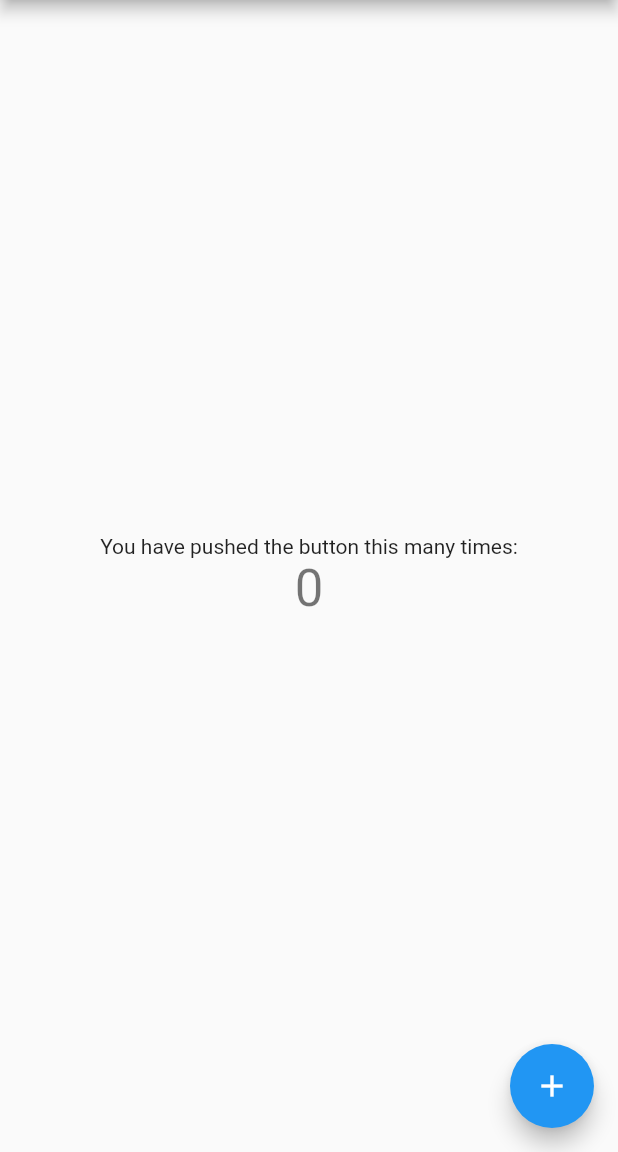
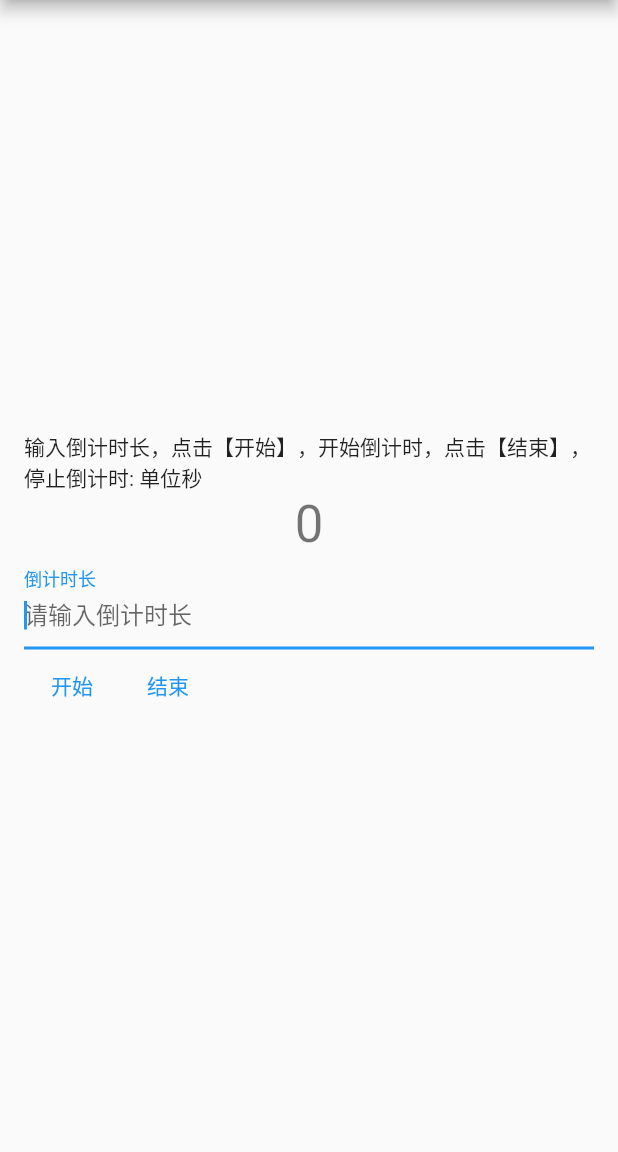
Before and after one commit to naceyeve/countdown, a Flutter app: the screen it shows after launch, on a phone screen of 412 x 824 dp, the part 84-1236 px from its top. Run offline on Flutter 3.47's test engine with Material 2 defaults, Android fonts, the phone set to English and light mode, and no system bars; our stand-ins replace fluttertoast.

Commit message:
实现简单倒计时功能

```diff
--- a/lib/main.dart
+++ b/lib/main.dart
@@ -1,4 +1,8 @@
+import 'dart:async';
+
 import 'package:flutter/material.dart';
+import 'package:flutter/services.dart';
+import 'package:fluttertoast/fluttertoast.dart';
 
 void main() {
   runApp(MyApp());
@@ -11,15 +15,6 @@ class MyApp extends StatelessWidget {
     return MaterialApp(
       title: 'Flutter Demo',
       theme: ThemeData(
-        // This is the theme of your application.
-        //
-        // Try running your application with "flutter run". You'll see the
-        // application has a blue toolbar. Then, without quitting the app, try
-        // changing the primarySwatch below to Colors.green and then invoke
-        // "hot reload" (press "r" in the console where you ran "flutter run",
-        // or simply save your changes to "hot reload" in a Flutter IDE).
-        // Notice that the counter didn't reset back to zero; the application
-        // is not restarted.
         primarySwatch: Colors.blue,
       ),
       home: MyHomePage(title: 'Flutter Demo Home Page'),
@@ -30,15 +25,6 @@ class MyApp extends StatelessWidget {
 class MyHomePage extends StatefulWidget {
   MyHomePage({Key? key, required this.title}) : super(key: key);
 
-  // This widget is the home page of your application. It is stateful, meaning
-  // that it has a State object (defined below) that contains fields that affect
-  // how it looks.
-
-  // This class is the configuration for the state. It holds the values (in this
-  // case the title) provided by the parent (in this case the App widget) and
-  // used by the build method of the State. Fields in a Widget subclass are
-  // always marked "final".
-
   final String title;
 
   @override
@@ -47,67 +33,108 @@ class MyHomePage extends StatefulWidget {
 
 class _MyHomePageState extends State<MyHomePage> {
   int _counter = 0;
+  TextEditingController _counterController = TextEditingController();
+  Timer? _timer;
 
-  void _incrementCounter() {
+  void _decreaseCounter() {
     setState(() {
-      // This call to setState tells the Flutter framework that something has
-      // changed in this State, which causes it to rerun the build method below
-      // so that the display can reflect the updated values. If we changed
-      // _counter without calling setState(), then the build method would not be
-      // called again, and so nothing would appear to happen.
-      _counter++;
+      _counter--;
+    });
+  }
+
+  //开始
+  void _start() {
+    if (_counterController.text.isEmpty) {
+      Fluttertoast.showToast(
+        msg: "请输入有效值",
+        gravity: ToastGravity.CENTER,
+      );
+    } else {
+      setState(() {
+        if (_timer != null) {
+          _timer!.cancel();
+        }
+      });
+
+      setState(() {
+        _counter = int.parse(_counterController.text);
+      });
+
+      _timer = new Timer.periodic(Duration(seconds: 1), (timer) {
+        _decreaseCounter();
+        if (_counter <= 0) {
+          setState(() {
+            timer.cancel();
+          });
+        }
+      });
+    }
+  }
+
+  //结束
+  void _stop() {
+    setState(() {
+      _timer!.cancel();
+      _counter = 0;
     });
   }
 
   @override
+  void initState() {
+    super.initState();
+  }
+
+  @override
+  void dispose() {
+    _timer!.cancel();
+    super.dispose();
+  }
+
+  @override
   Widget build(BuildContext context) {
-    // This method is rerun every time setState is called, for instance as done
-    // by the _incrementCounter method above.
-    //
-    // The Flutter framework has been optimized to make rerunning build methods
-    // fast, so that you can just rebuild anything that needs updating rather
-    // than having to individually change instances of widgets.
     return Scaffold(
       appBar: AppBar(
-        // Here we take the value from the MyHomePage object that was created by
-        // the App.build method, and use it to set our appbar title.
         title: Text(widget.title),
       ),
       body: Center(
-        // Center is a layout widget. It takes a single child and positions it
-        // in the middle of the parent.
+          child: Container(
+        padding: EdgeInsets.all(16),
         child: Column(
-          // Column is also a layout widget. It takes a list of children and
-          // arranges them vertically. By default, it sizes itself to fit its
-          // children horizontally, and tries to be as tall as its parent.
-          //
-          // Invoke "debug painting" (press "p" in the console, choose the
-          // "Toggle Debug Paint" action from the Flutter Inspector in Android
-          // Studio, or the "Toggle Debug Paint" command in Visual Studio Code)
-          // to see the wireframe for each widget.
-          //
-          // Column has various properties to control how it sizes itself and
-          // how it positions its children. Here we use mainAxisAlignment to
-          // center the children vertically; the main axis here is the vertical
-          // axis because Columns are vertical (the cross axis would be
-          // horizontal).
           mainAxisAlignment: MainAxisAlignment.center,
           children: <Widget>[
             Text(
-              'You have pushed the button this many times:',
+              '输入倒计时长，点击【开始】，开始倒计时，点击【结束】，停止倒计时: 单位秒',
             ),
             Text(
               '$_counter',
               style: Theme.of(context).textTheme.headline4,
             ),
+            TextField(
+                autofocus: true,
+                controller: _counterController,
+                decoration: InputDecoration(
+                  labelText: "倒计时长",
+                  hintText: "请输入倒计时长",
+                ),
+                keyboardType: TextInputType.number,
+                inputFormatters: [
+                  FilteringTextInputFormatter.allow(RegExp('^[0-9]*\$'))
+                ]),
+            Row(
+              children: [
+                TextButton(
+                  child: Text("开始"),
+                  onPressed: _start,
+                ),
+                TextButton(
+                  child: Text("结束"),
+                  onPressed: _stop,
+                )
+              ],
+            )
           ],
         ),
-      ),
-      floatingActionButton: FloatingActionButton(
-        onPressed: _incrementCounter,
-        tooltip: 'Increment',
-        child: Icon(Icons.add),
-      ), // This trailing comma makes auto-formatting nicer for build methods.
+      )),
     );
   }
 }
--- a/pubspec.yaml
+++ b/pubspec.yaml
@@ -24,6 +24,7 @@ dependencies:
   flutter:
     sdk: flutter
 
+  fluttertoast: ^8.0.7
 
   # The following adds the Cupertino Icons font to your application.
   # Use with the CupertinoIcons class for iOS style icons.
```
Also changed, not shown: pubspec.lock.
